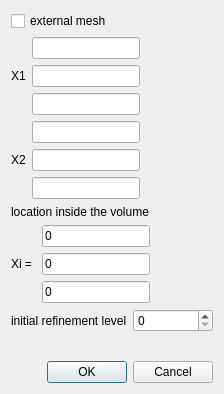
Before: the Qt Designer form src/libengrid/guicreatehexcore.ui in enGits/engrid, drawn with Qt 5.
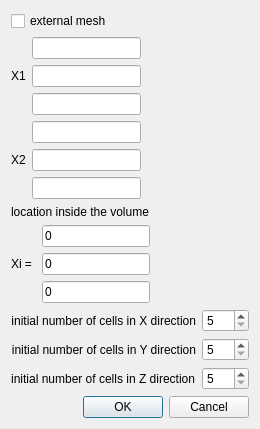
After: the same form once the commit is applied.

Commit message: top level resolution and better parameter suggestions

```diff
--- a/src/libengrid/guicreatehexcore.ui
+++ b/src/libengrid/guicreatehexcore.ui
@@ -6,8 +6,8 @@
    <rect>
     <x>0</x>
     <y>0</y>
-    <width>224</width>
-    <height>394</height>
+    <width>260</width>
+    <height>417</height>
    </rect>
   </property>
   <property name="windowTitle">
@@ -156,18 +156,73 @@
     </layout>
    </item>
    <item>
-    <layout class="QHBoxLayout" name="horizontalLayout">
-     <item>
+    <layout class="QFormLayout" name="formLayout">
+     <item row="0" column="0">
       <widget class="QLabel" name="label_5">
        <property name="text">
-        <string>initial refinement level</string>
+        <string>initial number of cells in X direction</string>
        </property>
+       <property name="alignment">
+        <set>Qt::AlignRight|Qt::AlignTrailing|Qt::AlignVCenter</set>
+       </property>
       </widget>
      </item>
-     <item>
-      <widget class="QSpinBox" name="spinBoxRefinemet">
+     <item row="0" column="1">
+      <widget class="QSpinBox" name="spinBoxNumI">
+       <property name="minimum">
+        <number>5</number>
+       </property>
        <property name="maximum">
-        <number>8</number>
+        <number>200</number>
+       </property>
+       <property name="singleStep">
+        <number>5</number>
+       </property>
+      </widget>
+     </item>
+     <item row="1" column="0">
+      <widget class="QLabel" name="label_6">
+       <property name="text">
+        <string>initial number of cells in Y direction</string>
+       </property>
+       <property name="alignment">
+        <set>Qt::AlignRight|Qt::AlignTrailing|Qt::AlignVCenter</set>
+       </property>
+      </widget>
+     </item>
+     <item row="2" column="0">
+      <widget class="QLabel" name="label_7">
+       <property name="text">
+        <string>initial number of cells in Z direction</string>
+       </property>
+       <property name="alignment">
+        <set>Qt::AlignRight|Qt::AlignTrailing|Qt::AlignVCenter</set>
+       </property>
+      </widget>
+     </item>
+     <item row="1" column="1">
+      <widget class="QSpinBox" name="spinBoxNumJ">
+       <property name="minimum">
+        <number>5</number>
+       </property>
+       <property name="maximum">
+        <number>200</number>
+       </property>
+       <property name="singleStep">
+        <number>5</number>
+       </property>
+      </widget>
+     </item>
+     <item row="2" column="1">
+      <widget class="QSpinBox" name="spinBoxNumK">
+       <property name="minimum">
+        <number>5</number>
+       </property>
+       <property name="maximum">
+        <number>200</number>
+       </property>
+       <property name="singleStep">
+        <number>5</number>
        </property>
       </widget>
      </item>
```
Left out of the diff: 10 changed lines with no effect on the pictures. The commit also changes 5 other files.
